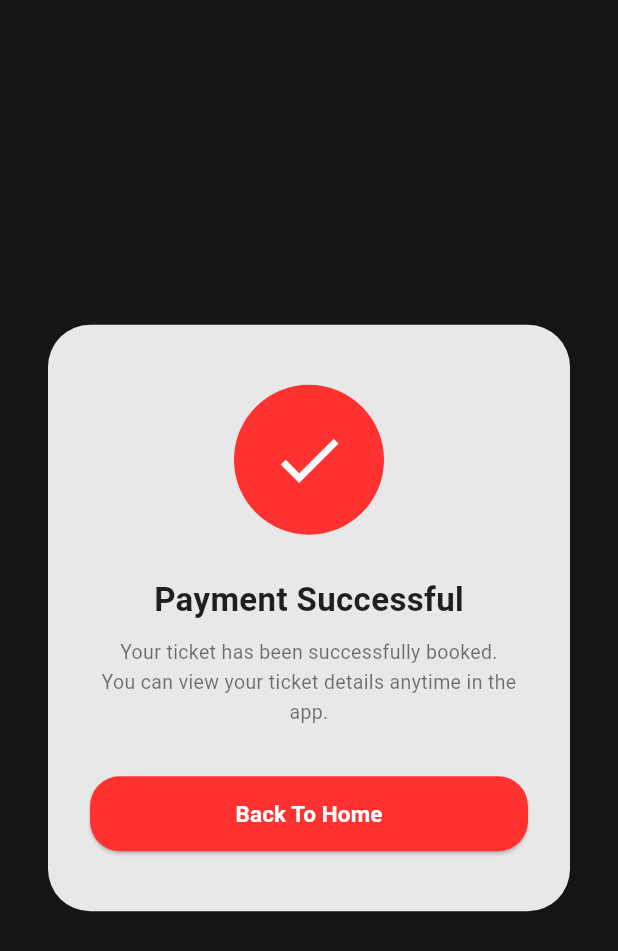
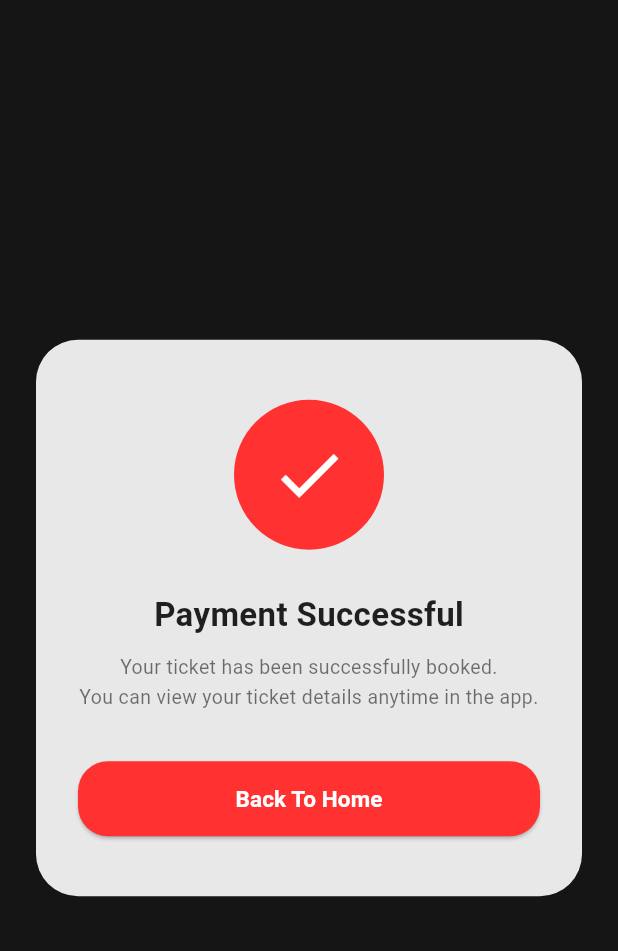
Before and after one commit to cilikinari/booking_tickets, a Flutter app: the SuccessScreen screen opened directly with empty values, on a phone screen of 412 x 824 dp. Shown: the top 951 px of the screen. Run offline on Flutter 3.47's test engine with Material 3 defaults, Android fonts, the phone set to English and light mode, and no system bars.

Commit message:
feat: Refactor SuccessScreen layout for improved responsiveness and styling

```diff
--- a/lib/screens/success_screen.dart
+++ b/lib/screens/success_screen.dart
@@ -1,6 +1,8 @@
 import 'package:flutter/material.dart';
 import '../models/booking.dart';
 import '../utils/constants.dart';
+
+const double _successScreenMaxWidth = 420;
 
 class SuccessScreen extends StatelessWidget {
   final Booking booking;
@@ -13,8 +15,11 @@ class SuccessScreen extends StatelessWidget {
       backgroundColor: AppConstants.backgroundColor,
       body: Center(
         child: Padding(
-          padding: const EdgeInsets.all(32),
+          padding: const EdgeInsets.all(24),
+          child: ConstrainedBox(
+            constraints: const BoxConstraints(maxWidth: _successScreenMaxWidth),
             child: Container(
+              width: double.infinity,
               padding: const EdgeInsets.symmetric(horizontal: 28, vertical: 40),
               decoration: BoxDecoration(
                 color: const Color(0xFFE8E8E8),
@@ -87,6 +92,7 @@ class SuccessScreen extends StatelessWidget {
             ),
           ),
         ),
+      ),
     );
   }
 }
```
Lines whose indentation alone changed are shown as unchanged.
